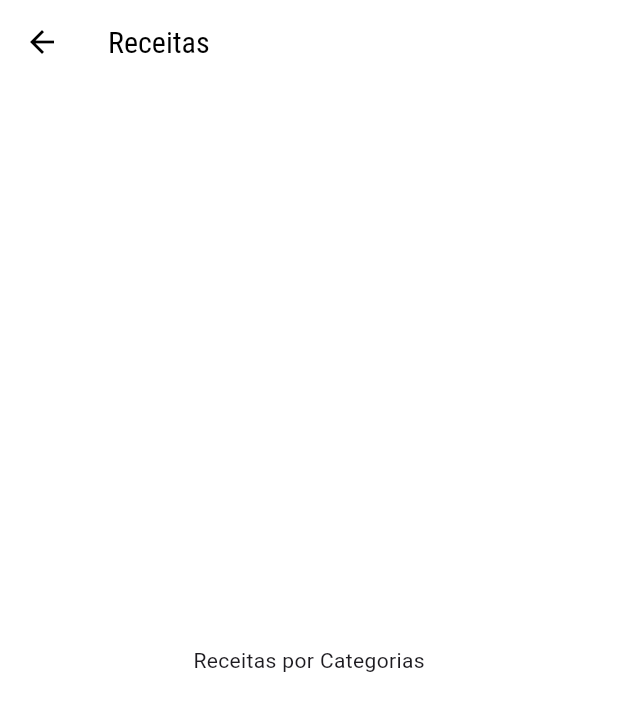
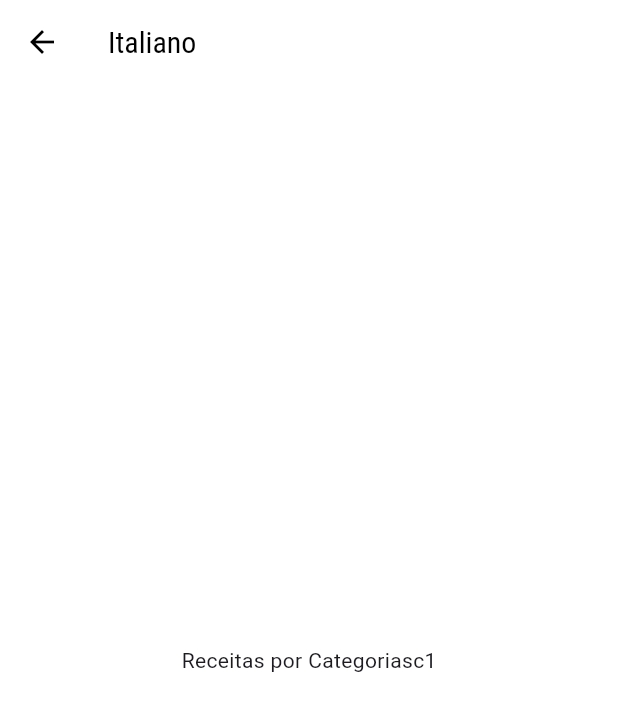
Before and after one commit to johnMFC/projeto_flutter, a Flutter app: the CategoryItem widget shown alone on an empty page, opened directly with sample values from the repository, after a tap on "Italiano", on a phone screen of 412 x 824 dp. Shown: the top 711 px of the screen. Run offline on Flutter 3.47's test engine with Material 3 defaults, Android fonts, the phone set to English and light mode, and no system bars; statements that could not run were skipped.

Commit message:
add_categorias

```diff
--- a/app_meals/lib/Screns/categores_screns.dart
+++ b/app_meals/lib/Screns/categores_screns.dart
@@ -2,8 +2,8 @@ import 'package:flutter/material.dart';
 import '../compoents/category_item.dart';
 import '../data/dummy_data.dart';
 
-class CategoriesScrens extends StatelessWidget {
-  const CategoriesScrens({super.key});
+class CategoriesScreen extends StatelessWidget {
+  const CategoriesScreen({super.key});
 
   @override
   Widget build(BuildContext context) {
--- a/app_meals/lib/Screns/categories_meals_screen.dart
+++ b/app_meals/lib/Screns/categories_meals_screen.dart
@@ -1,15 +1,23 @@
 import 'package:flutter/cupertino.dart';
 import 'package:flutter/material.dart';
 import '../compoents/category_item.dart';
+import '../models/category.dart';
+import '../Screns/categories_meals_screen.dart';
 
-class CategoriesMealsScrens extends StatelessWidget {
+class CategoriesMealsScreen extends StatelessWidget {
+
+
+
   Widget build (BuildContext context){
+
+    final category = ModalRoute.of(context)?.settings.arguments as Category;
+
     return Scaffold(
       appBar: AppBar(
-        title: Text('Receitas'),
+        title: Text(category.title),
       ),
       body: Center(
-        child: Text('Receitas por Categorias'),
+        child: Text('Receitas por Categorias${category.id}'),
       ),
 
     );
--- a/app_meals/lib/compoents/category_item.dart
+++ b/app_meals/lib/compoents/category_item.dart
@@ -1,6 +1,7 @@
 import 'package:flutter/material.dart';
 import '../models/category.dart';
 import '../Screns/categories_meals_screen.dart';
+import '../utils/app_routes.dart';
 class CategoryItem extends StatelessWidget {
 
 
@@ -9,13 +10,17 @@ class CategoryItem extends StatelessWidget {
   CategoryItem(this.category);
 
 void _selectCategory(BuildContext context){
-  Navigator.of(context).push(
-    MaterialPageRoute(
-      builder: (_){
-        return  CategoriesMealsScrens();
-      },
-    ),
-  );
+  //Navigator.of(context).push(
+  //  MaterialPageRoute(
+  //    builder: (_){
+  //      return  CategoriesMealsScrens(category);
+  //    },
+  //  ),
+  //);
+    Navigator.of(context).pushNamed(
+      AppRoutes.CATEGORIES_MEALS,
+      arguments: category,
+    );
 }
   @override
   Widget build(BuildContext context) {
--- a/app_meals/lib/data/dummy_data.dart
+++ b/app_meals/lib/data/dummy_data.dart
@@ -1,5 +1,5 @@
 import 'package:flutter/material.dart';
-
+import '../models/meal.dart';
 import '../models/category.dart';
 
 const DUMMY_CATEGORIES = const [
--- /dev/null
+++ b/app_meals/lib/utils/app_routes.dart
@@ -0,0 +1,4 @@
+class AppRoutes {
+  static const Home = '/';
+  static const CATEGORIES_MEALS = '/categories-meals';
+}
```
Also changed, not shown: app_meals/lib/main.dart (+9 -2 lines), app_meals/lib/models/meal.dart (added, +46 -0 lines).
